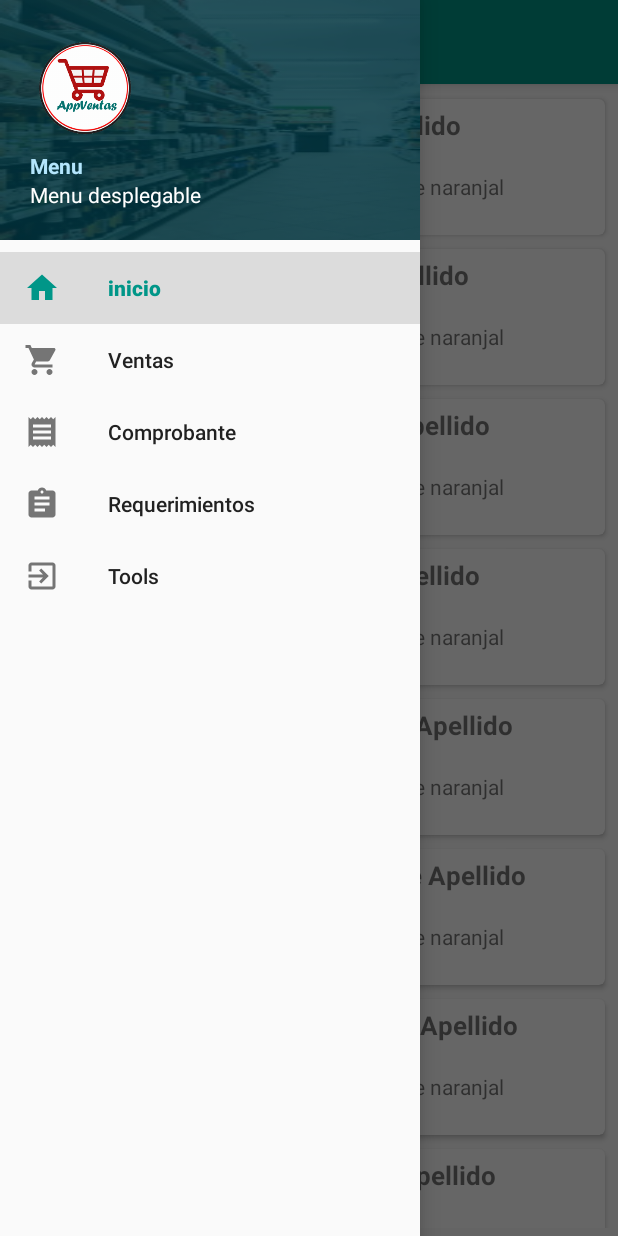
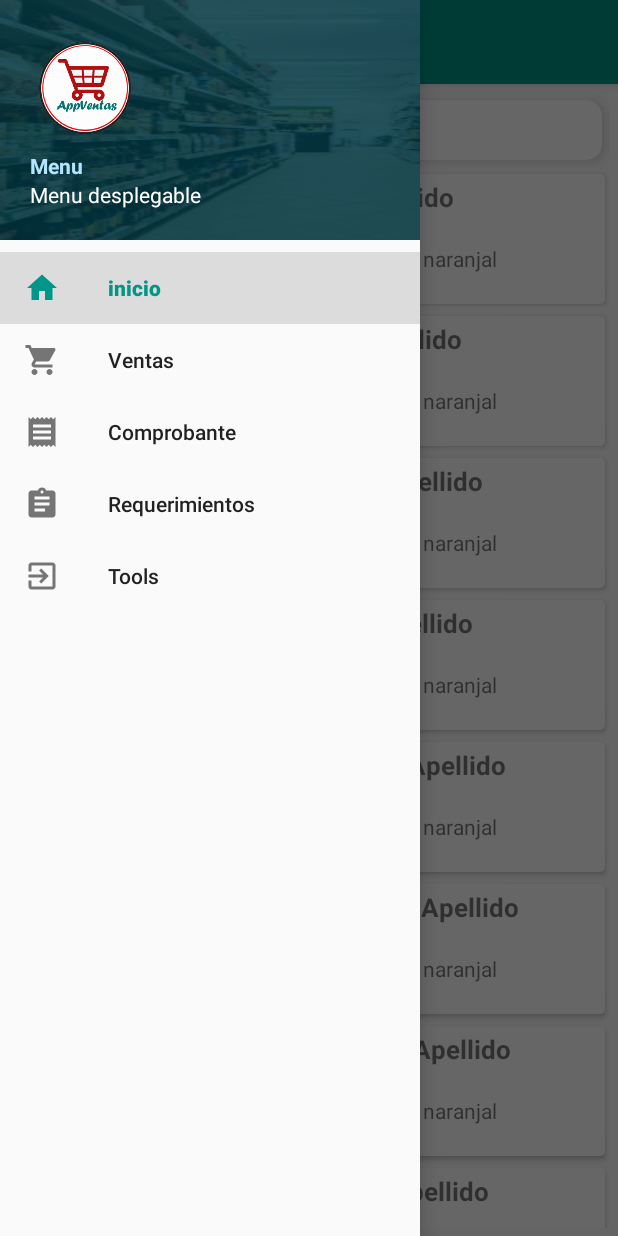
Before and after one commit to jose-daniel-app/ventas, an Android app: the fragment ClienteFragment placed in its activity, with the side drawer open, on a phone screen of 412 x 824 dp. Run offline under Robolectric (Android 15) with nearby library versions, the phone set to English and light mode, and no system bars; our stand-ins replace CircleImageView.

Commit message:
se mejoro el componente de busqueda

```diff
--- a/app/src/main/java/com/business/ventas/login/views/MainActivity.java
+++ b/app/src/main/java/com/business/ventas/login/views/MainActivity.java
@@ -10,6 +10,7 @@ import android.support.v4.view.GravityCompat;
 import android.support.v4.widget.DrawerLayout;
 import android.support.v7.app.ActionBarDrawerToggle;
 import android.support.v7.app.AppCompatActivity;
+import android.support.v7.widget.PopupMenu;
 import android.support.v7.widget.Toolbar;
 import android.view.Menu;
 import android.view.MenuItem;
@@ -67,6 +68,7 @@ public class MainActivity extends AppCompatActivity
     public boolean onCreateOptionsMenu(Menu menu) {
         // Inflate the menu; this adds items to the action bar if it is present.
         //getMenuInflater().inflate(R.menu.referencia, menu);
+        //getMenuInflater().inflate(R.menu.searchfile, menu);
         return true;
     }
 
--- a/app/src/main/java/com/business/ventas/ventas/views/ClienteFragment.java
+++ b/app/src/main/java/com/business/ventas/ventas/views/ClienteFragment.java
@@ -82,16 +82,16 @@ public class ClienteFragment extends Fragment {
 
     private void loadComponents(View view) {
 
-        productlists.add(new Cliente("Ana Nombre Apellido ", R.drawable.logobase1,"104593895087","SMP, urb. los cedros de naranjal"));
-        productlists.add(new Cliente("Beto Nombre Apellido ", R.drawable.logobase1,"104593895087","SMP, urb. los cedros de naranjal"));
-        productlists.add(new Cliente("Carlos Nombre Apellido ", R.drawable.logobase1,"104593895087","SMP, urb. los cedros de naranjal"));
-        productlists.add(new Cliente("David Nombre Apellido ", R.drawable.logobase1,"104593895087","SMP, urb. los cedros de naranjal"));
-        productlists.add(new Cliente("Eduardo Nombre Apellido ", R.drawable.logobase1,"104593895087","SMP, urb. los cedros de naranjal"));
-        productlists.add(new Cliente("Fernando Nombre Apellido ", R.drawable.logobase1,"104593895087","SMP, urb. los cedros de naranjal"));
-        productlists.add(new Cliente("Giovanni Nombre Apellido ", R.drawable.logobase1,"104593895087","SMP, urb. los cedros de naranjal"));
-        productlists.add(new Cliente("Helena Nombre Apellido ", R.drawable.logobase1,"104593895087","SMP, urb. los cedros de naranjal"));
-        productlists.add(new Cliente("Isabel Nombre Apellido ", R.drawable.logobase1,"104593895087","SMP, urb. los cedros de naranjal"));
-        productlists.add(new Cliente("Jose Nombre Apellido ", R.drawable.logobase1,"104593895087","SMP, urb. los cedros de naranjal"));
+        productlists.add(new Cliente("Ana Nombre Apellido ", R.drawable.ic_account_circle_black_24dp, "104593895087", "SMP, urb. los cedros de naranjal"));
+        productlists.add(new Cliente("Beto Nombre Apellido ", R.drawable.ic_account_circle_black_24dp, "104593895087", "SMP, urb. los cedros de naranjal"));
+        productlists.add(new Cliente("Carlos Nombre Apellido ", R.drawable.ic_account_circle_black_24dp, "104593895087", "SMP, urb. los cedros de naranjal"));
+        productlists.add(new Cliente("David Nombre Apellido ", R.drawable.ic_account_circle_black_24dp, "104593895087", "SMP, urb. los cedros de naranjal"));
+        productlists.add(new Cliente("Eduardo Nombre Apellido ", R.drawable.ic_account_circle_black_24dp, "104593895087", "SMP, urb. los cedros de naranjal"));
+        productlists.add(new Cliente("Fernando Nombre Apellido ", R.drawable.ic_account_circle_black_24dp, "104593895087", "SMP, urb. los cedros de naranjal"));
+        productlists.add(new Cliente("Giovanni Nombre Apellido ", R.drawable.ic_account_circle_black_24dp, "104593895087", "SMP, urb. los cedros de naranjal"));
+        productlists.add(new Cliente("Helena Nombre Apellido ", R.drawable.ic_account_circle_black_24dp, "104593895087", "SMP, urb. los cedros de naranjal"));
+        productlists.add(new Cliente("Isabel Nombre Apellido ", R.drawable.ic_account_circle_black_24dp, "104593895087", "SMP, urb. los cedros de naranjal"));
+        productlists.add(new Cliente("Jose Nombre Apellido ", R.drawable.ic_account_circle_black_24dp, "104593895087", "SMP, urb. los cedros de naranjal"));
 
         listaclientes = view.findViewById(R.id.listacli);
         listaclientes.setHasFixedSize(true);
--- /dev/null
+++ b/app/src/main/res/drawable/ic_account_circle_black_24dp.xml
@@ -0,0 +1,9 @@
+<vector xmlns:android="http://schemas.android.com/apk/res/android"
+        android:width="24dp"
+        android:height="24dp"
+        android:viewportWidth="24.0"
+        android:viewportHeight="24.0">
+    <path
+        android:fillColor="#FF000000"
+        android:pathData="M12,2C6.48,2 2,6.48 2,12s4.48,10 10,10 10,-4.48 10,-10S17.52,2 12,2zM12,5c1.66,0 3,1.34 3,3s-1.34,3 -3,3 -3,-1.34 -3,-3 1.34,-3 3,-3zM12,19.2c-2.5,0 -4.71,-1.28 -6,-3.22 0.03,-1.99 4,-3.08 6,-3.08 1.99,0 5.97,1.09 6,3.08 -1.29,1.94 -3.5,3.22 -6,3.22z"/>
+</vector>
--- a/app/src/main/res/menu/searchfile.xml
+++ b/app/src/main/res/menu/searchfile.xml
@@ -1,12 +1,19 @@
 <?xml version="1.0" encoding="utf-8"?>
 <menu xmlns:android="http://schemas.android.com/apk/res/android"
     xmlns:app="http://schemas.android.com/apk/res-auto">
-    <item
+    <!--<item
          android:id="@+id/search"
         android:icon="@drawable/ic_search_black_24dp"
         android:orderInCategory="300"
         android:title="buscar..."
         app:actionViewClass="android.support.v7.widget.SearchView"
-        app:showAsAction="ifRoom|collapseActionView"/>
+        app:showAsAction="ifRoom|collapseActionView"/> -->
+
+    <item android:id="@+id/search"
+
+        android:title="Search"
+        android:icon="@drawable/ic_search_black_24dp"
+        app:showAsAction="collapseActionView|ifRoom"
+        app:actionViewClass="android.widget.SearchView" />
 
 </menu>
```
Also changed, not shown: app/src/main/java/com/business/ventas/ventas/views/ProductosFragment.java (added, +109 -0 lines), app/src/main/res/layout/card_view_cliente.xml (+6 -6 lines), app/src/main/res/layout/fragment_cliente.xml (+18 -2 lines), app/src/main/res/layout/fragment_productos.xml (added, +14 -0 lines).
